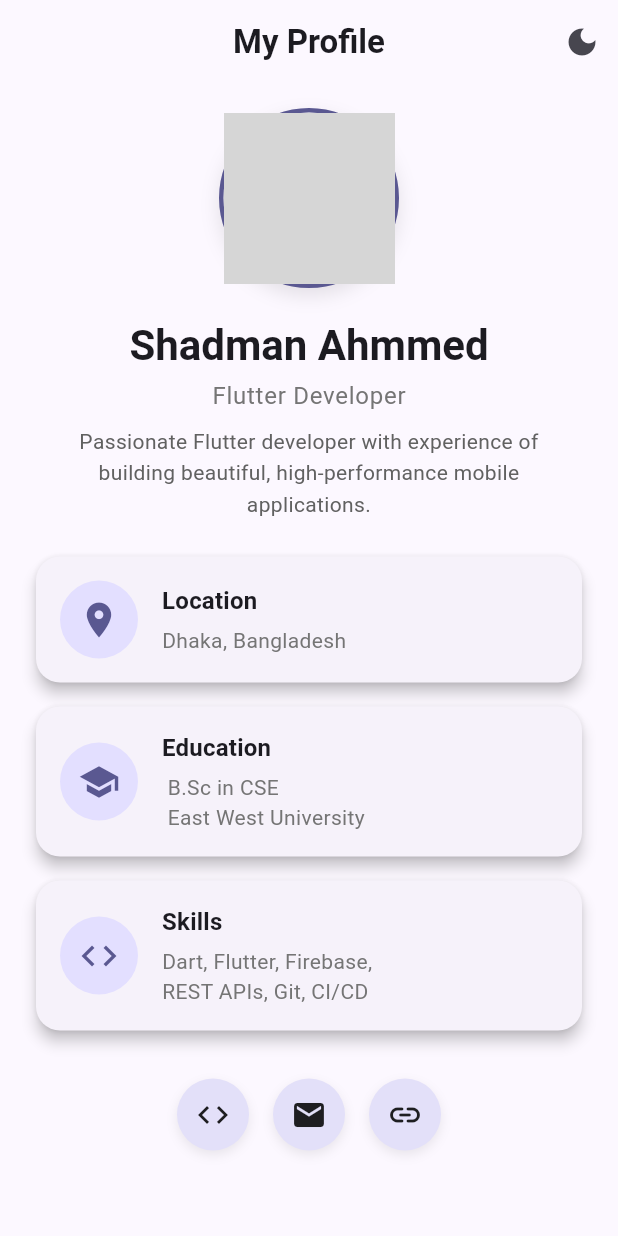
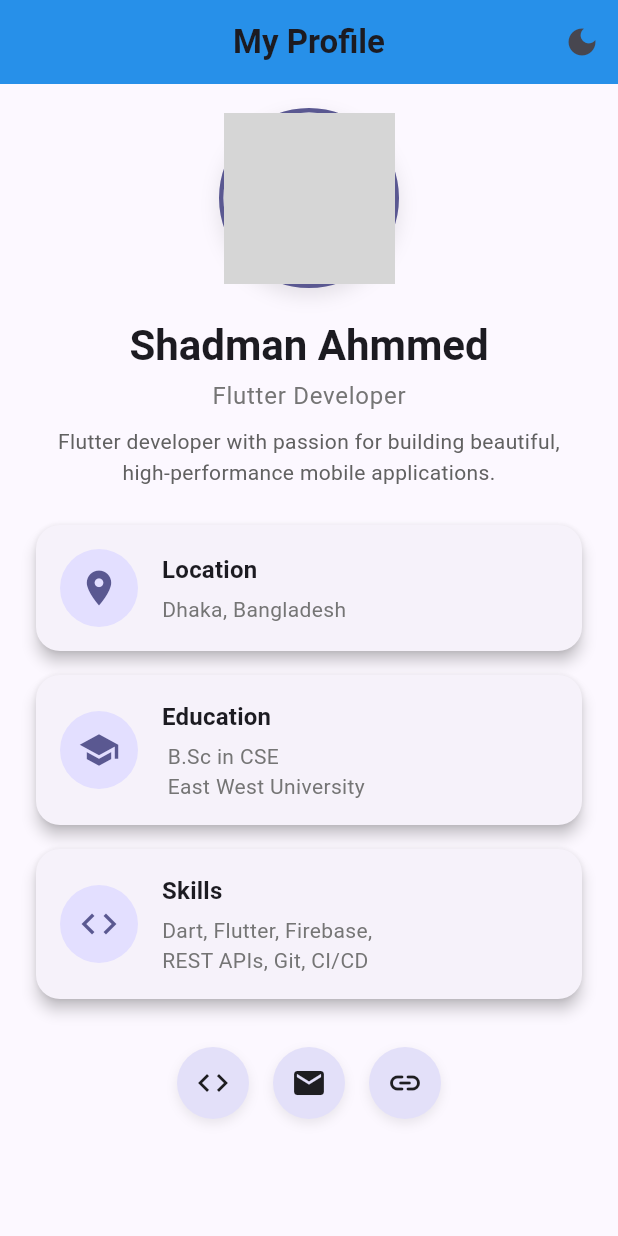
Before and after one commit to CoderBoxer/profile_app, a Flutter app: the screen it shows after launch, on a phone screen of 412 x 824 dp. Run offline on Flutter 3.47's test engine with Material 3 defaults, Android fonts, the light colour scheme and no system bars; grey boxes are pictures that could not be loaded.

Commit message:
Updated colour of appbar and image added

```diff
--- a/lib/main.dart
+++ b/lib/main.dart
@@ -67,7 +67,8 @@ class _ProfileScreenState extends State<ProfileScreen> {
           style: TextStyle(fontWeight: FontWeight.bold),
         ),
         centerTitle: true,
-        elevation: 0,
+        elevation: 5,
+        backgroundColor: Colors.blue,
         actions: [
           IconButton(
             icon: Icon(
@@ -105,7 +106,7 @@ class _ProfileScreenState extends State<ProfileScreen> {
                 ),
                 child: ClipOval(
                   child: Image.asset(
-                    'assets/images/profile.png',
+                    'assets/images/profile.jpg',
                     fit: BoxFit.cover,
                     errorBuilder: (context, error, stackTrace) {
                       return Container(
@@ -143,7 +144,7 @@ class _ProfileScreenState extends State<ProfileScreen> {
             Padding(
               padding: const EdgeInsets.symmetric(horizontal: 16.0),
               child: Text(
-                'Passionate Flutter developer with experience of building beautiful, high-performance mobile applications.',
+                'Flutter developer with passion for building beautiful, high-performance mobile applications.',
                 textAlign: TextAlign.center,
                 style: Theme.of(context).textTheme.bodyMedium?.copyWith(
                       color: Colors.grey[700],
```
Also changed, not shown: assets/images/profile.JPG (added), 1 other file.
